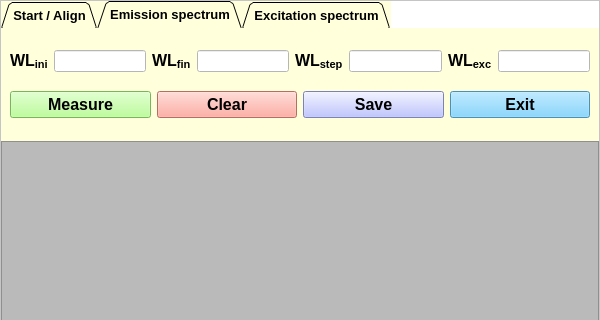
Qt form fluorimeter_interface.ui (marcelomfaleiros/Spectrofluorimeter) before a commit; both pictures show x 0 to 600 and y 0 to 320 of the 600 by 482 pixel window.
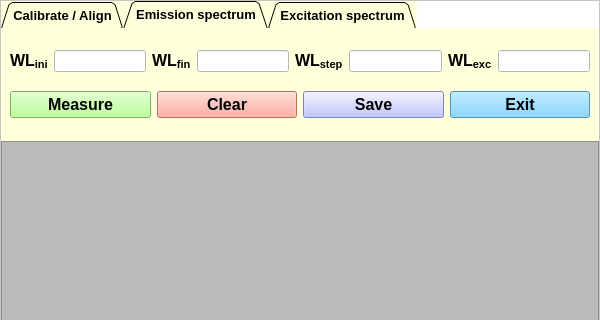
The same form after that commit. The open tabs and pages were chosen to show the change. Custom widgets are drawn as their Qt base class.

Diff of the .ui file:
```diff
--- a/fluorimeter_interface.ui
+++ b/fluorimeter_interface.ui
@@ -112,7 +112,7 @@
          </property>
          <widget class="QWidget" name="tab">
           <attribute name="title">
-           <string>Start / Align</string>
+           <string>Calibrate / Align</string>
           </attribute>
           <layout class="QGridLayout" name="gridLayout_2">
            <item row="0" column="0">
```
Left out of the diff: 2 changed lines with no effect on the pictures.
